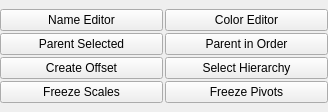
bohdon/maya-pulse, file resources/designpanel_general.ui: the form before one commit.
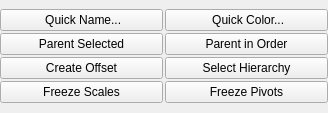
The form after the commit. Icons and pictures are not drawn.

Commit message: convert quick color editor to designer ui, add icons and add button for quick editing config

Diff of the .ui file:
```diff
--- a/resources/designpanel_general.ui
+++ b/resources/designpanel_general.ui
@@ -7,7 +7,7 @@
     <x>0</x>
     <y>0</y>
     <width>328</width>
-    <height>112</height>
+    <height>113</height>
    </rect>
   </property>
   <property name="windowTitle">
@@ -54,7 +54,11 @@
      <item row="0" column="0">
       <widget class="QPushButton" name="name_editor_btn">
        <property name="text">
-        <string>Name Editor</string>
+        <string> Quick Name...</string>
+       </property>
+       <property name="icon">
+        <iconset resource="resources.qrc">
+         <normaloff>:/res/spell_check.svg</normaloff>:/res/spell_check.svg</iconset>
        </property>
       </widget>
      </item>
@@ -71,7 +75,11 @@
      <item row="0" column="1">
       <widget class="QPushButton" name="color_editor_btn">
        <property name="text">
-        <string>Color Editor</string>
+        <string> Quick Color...</string>
+       </property>
+       <property name="icon">
+        <iconset resource="resources.qrc">
+         <normaloff>:/res/palette.svg</normaloff>:/res/palette.svg</iconset>
        </property>
       </widget>
      </item>
```
Left out of the diff: 4 changed lines with no effect on the pictures. The commit also changes 16 other files.
